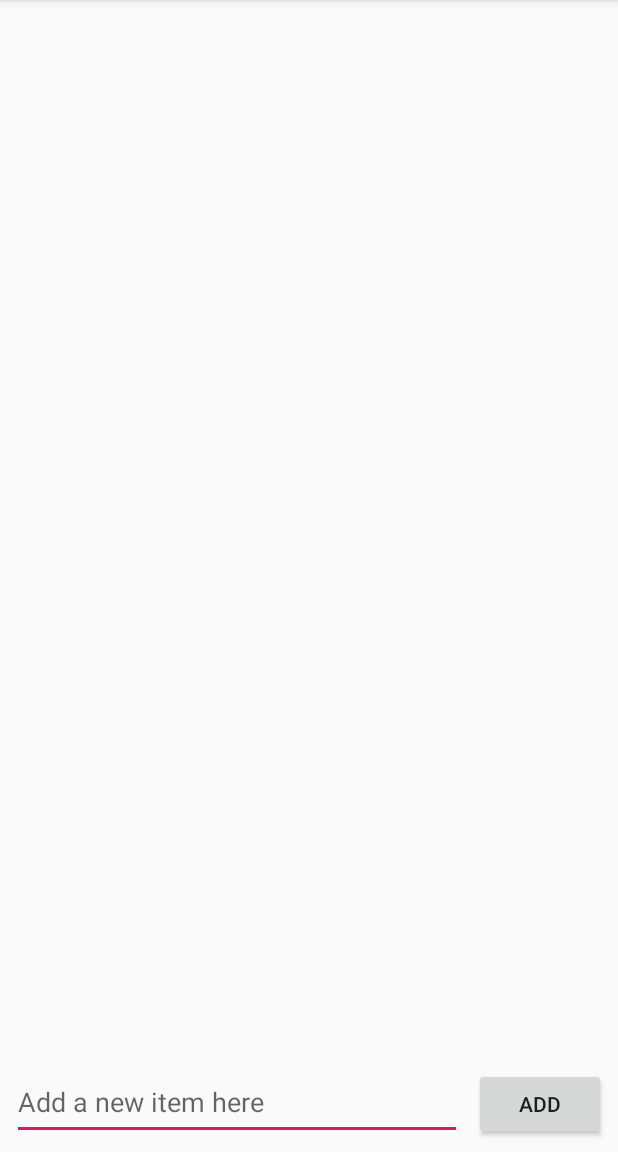
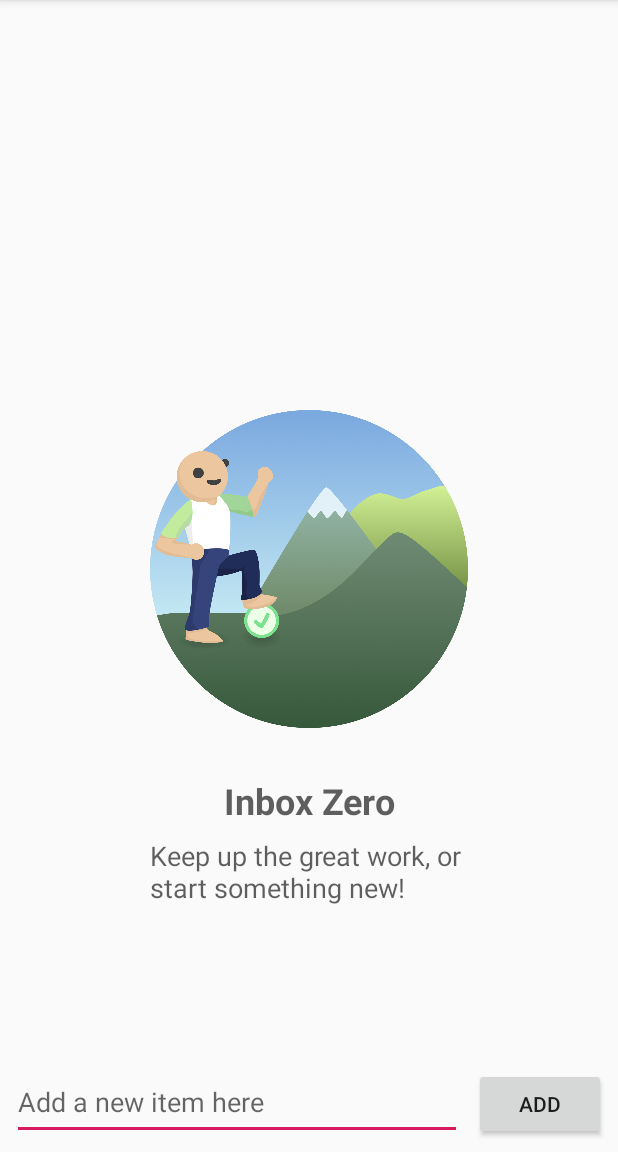
Before and after one commit to jessicamindel/FBU-SimpleTodo, an Android app: the screen it shows after launch (MainActivity), on a phone screen of 412 x 824 dp, the part 84-1236 px from its top. Run offline under Robolectric (Android 15) with nearby library versions, the phone set to English and light mode, and no system bars.

Commit message:
Assorted updates
I thought I'd committed and pushed this earlier.

```diff
--- a/SimpleTodo/app/src/main/java/com/jmindel/simpletodo/MainActivity.java
+++ b/SimpleTodo/app/src/main/java/com/jmindel/simpletodo/MainActivity.java
@@ -7,7 +7,9 @@ import android.view.View;
 import android.widget.AdapterView;
 import android.widget.ArrayAdapter;
 import android.widget.EditText;
+import android.widget.ImageView;
 import android.widget.ListView;
+import android.widget.TextView;
 import android.widget.Toast;
 
 import androidx.annotation.Nullable;
@@ -30,6 +32,9 @@ public class MainActivity extends AppCompatActivity {
     ArrayAdapter<String> itemsAdapter;
     ListView lvItems;
 
+    ImageView ivEmptyImg;
+    TextView tvEmptyHead, tvEmptySub;
+
     @Override
     protected void onCreate(Bundle savedInstanceState) {
         super.onCreate(savedInstanceState);
@@ -40,15 +45,21 @@ public class MainActivity extends AppCompatActivity {
         lvItems = (ListView) findViewById(R.id.lvItems); // Just like DOM querying in JS!
         lvItems.setAdapter(itemsAdapter);
 
+        ivEmptyImg = (ImageView) findViewById(R.id.ivEmptyImg);
+        tvEmptyHead = (TextView) findViewById(R.id.tvEmptyHead);
+        tvEmptySub = (TextView) findViewById(R.id.tvEmptySub);
+        updateEmpty();
+
         setupListViewListener();
     }
 
     public void onAddItem(View v) {
         EditText etNewItem = (EditText) findViewById(R.id.etNewItem);
         String itemText = etNewItem.getText().toString();
-        itemsAdapter.add(itemText); // LEARN: Why are we adding to itemsAdapter instead of items here, while we add to items for sample data?
+        itemsAdapter.add(itemText);
         etNewItem.setText("");
         writeItems();
+        updateEmpty();
         Toast.makeText(getApplicationContext(), "Item added to list", Toast.LENGTH_SHORT).show();
     }
 
@@ -61,6 +72,7 @@ public class MainActivity extends AppCompatActivity {
                 items.remove(i);
                 itemsAdapter.notifyDataSetChanged();
                 writeItems();
+                updateEmpty();
                 return true; // LEARN: Prevent bubbling by consuming?
             }
         });
@@ -85,6 +97,7 @@ public class MainActivity extends AppCompatActivity {
             items.set(position, updatedItem);
             itemsAdapter.notifyDataSetChanged();
             writeItems();
+            updateEmpty();
             Toast.makeText(getApplicationContext(), "Item changed successfully", Toast.LENGTH_SHORT).show();
         }
     }
@@ -109,4 +122,16 @@ public class MainActivity extends AppCompatActivity {
             Log.e("MainActivity", "Error writing file", e);
         }
     }
+
+    private void updateEmpty() {
+        int visibility;
+        if (items.size() == 0) {
+            visibility = View.VISIBLE;
+        } else {
+            visibility = View.GONE;
+        }
+        ivEmptyImg.setVisibility(visibility);
+        tvEmptyHead.setVisibility(visibility);
+        tvEmptySub.setVisibility(visibility);
+    }
 }
--- a/SimpleTodo/app/src/main/res/layout/activity_main.xml
+++ b/SimpleTodo/app/src/main/res/layout/activity_main.xml
@@ -44,4 +44,56 @@
         app:layout_constraintEnd_toStartOf="@+id/btnAddItem"
         app:layout_constraintHorizontal_bias="0.0"
         app:layout_constraintStart_toStartOf="parent" />
+
+    <ImageView
+        android:id="@+id/ivEmptyImg"
+        android:layout_width="0dp"
+        android:layout_height="0dp"
+        android:layout_marginStart="100dp"
+        android:layout_marginLeft="100dp"
+        android:layout_marginEnd="100dp"
+        android:layout_marginRight="100dp"
+        android:layout_marginBottom="32dp"
+        android:adjustViewBounds="false"
+        android:scaleType="fitEnd"
+        app:layout_constraintBottom_toTopOf="@+id/tvEmptyHead"
+        app:layout_constraintEnd_toEndOf="parent"
+        app:layout_constraintStart_toStartOf="parent"
+        app:layout_constraintTop_toTopOf="@+id/lvItems"
+        app:layout_constraintVertical_bias="1.0"
+        app:srcCompat="@drawable/empty" />
+
+    <TextView
+        android:id="@+id/tvEmptyHead"
+        android:layout_width="wrap_content"
+        android:layout_height="wrap_content"
+        android:layout_marginStart="8dp"
+        android:layout_marginLeft="8dp"
+        android:layout_marginEnd="8dp"
+        android:layout_marginRight="8dp"
+        android:layout_marginBottom="8dp"
+        android:text="Inbox Zero"
+        android:textAllCaps="false"
+        android:textColor="#9F000000"
+        android:textSize="24dp"
+        android:textStyle="bold"
+        app:layout_constraintBottom_toTopOf="@+id/tvEmptySub"
+        app:layout_constraintEnd_toEndOf="parent"
+        app:layout_constraintStart_toStartOf="parent" />
+
+    <TextView
+        android:id="@+id/tvEmptySub"
+        android:layout_width="0dp"
+        android:layout_height="wrap_content"
+        android:layout_marginStart="100dp"
+        android:layout_marginLeft="100dp"
+        android:layout_marginEnd="100dp"
+        android:layout_marginRight="100dp"
+        android:layout_marginBottom="100dp"
+        android:text="Keep up the great work, or start something new!"
+        android:textColor="#9F000000"
+        android:textSize="18dp"
+        app:layout_constraintBottom_toBottomOf="@+id/lvItems"
+        app:layout_constraintEnd_toEndOf="parent"
+        app:layout_constraintStart_toStartOf="parent" />
 </androidx.constraintlayout.widget.ConstraintLayout>
```
Also changed, not shown: SimpleTodo/app/src/main/res/drawable/empty.png (added), 1 other file.
